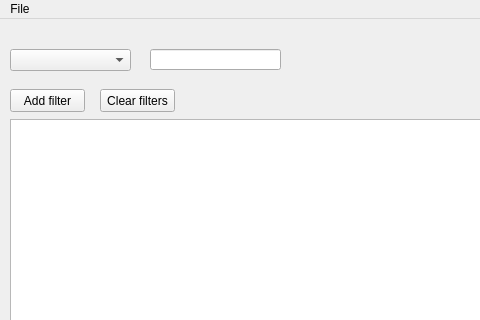
Keisa432/UBD_tool, file gui/main_window.ui: the form before one commit; both pictures show x 0 to 480 and y 0 to 320 of the 800 by 600 pixel window.
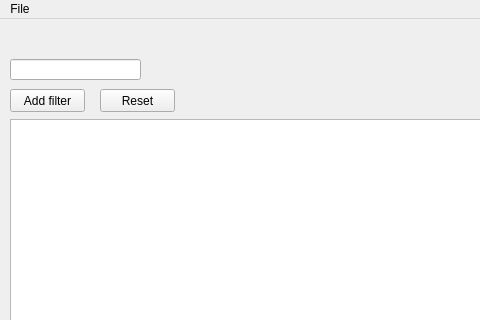
The form after the commit.

Commit message: MOD: search all columns for entered filter value

The edit to the form file:
```diff
--- a/gui/main_window.ui
+++ b/gui/main_window.ui
@@ -14,21 +14,11 @@
    <string>MainWindow</string>
   </property>
   <widget class="QWidget" name="centralwidget">
-   <widget class="QComboBox" name="comboBox">
-    <property name="geometry">
-     <rect>
-      <x>10</x>
-      <y>30</y>
-      <width>121</width>
-      <height>22</height>
-     </rect>
-    </property>
-   </widget>
    <widget class="QLineEdit" name="lineEdit">
     <property name="geometry">
      <rect>
-      <x>150</x>
-      <y>30</y>
+      <x>10</x>
+      <y>40</y>
       <width>131</width>
       <height>21</height>
      </rect>
@@ -57,7 +47,7 @@
      </rect>
     </property>
     <property name="text">
-     <string>Clear filters</string>
+     <string>Reset</string>
     </property>
    </widget>
    <widget class="QTableView" name="inventoryTable">
```
The commit also changes 2 other files.
